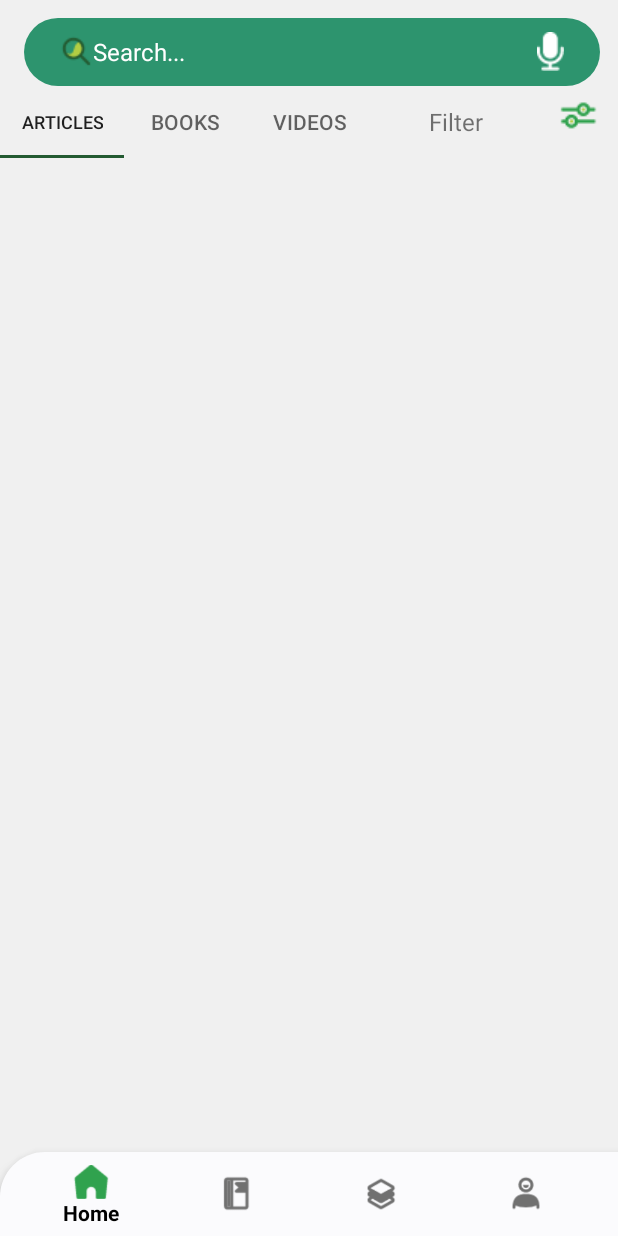
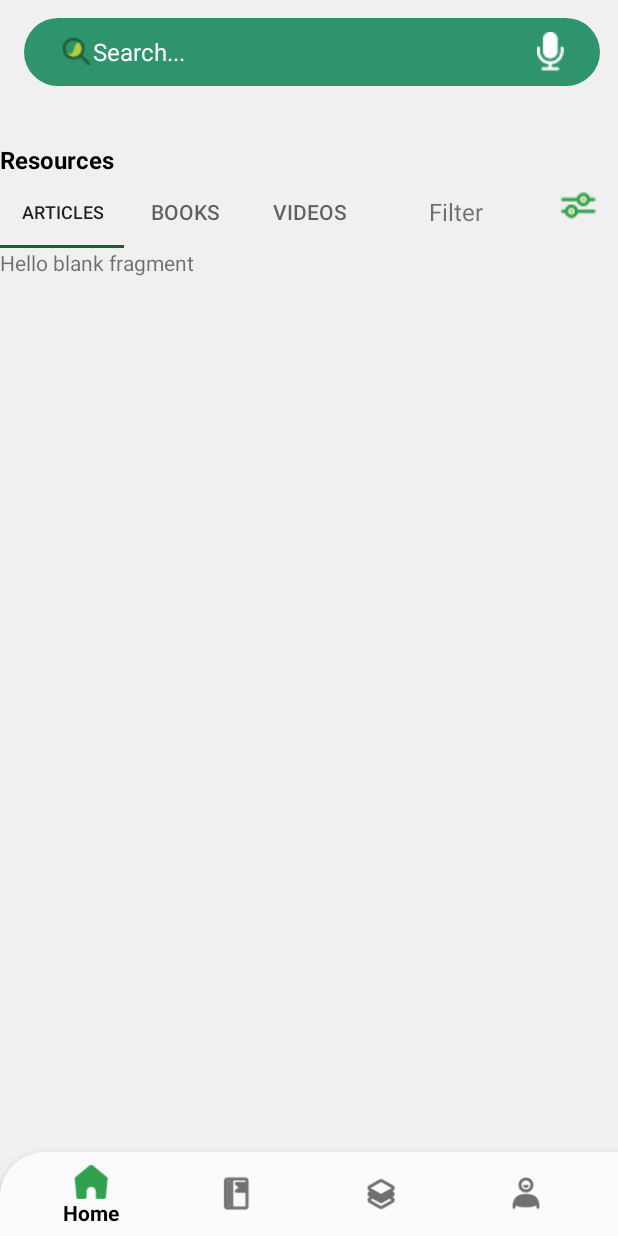
Before and after one commit to toluwalope19/decagon_classroom, an Android app: the fragment ResourcesFragment placed in its activity, on a phone screen of 412 x 824 dp. Run offline under Robolectric (Android 15) with nearby library versions, the phone set to English and light mode, and no system bars.

Commit message:
tabs switching

```diff
--- /dev/null
+++ b/app/src/main/java/com/example/decagon_classroom/ArticleFragment.kt
@@ -0,0 +1,24 @@
+package com.example.decagon_classroom
+
+
+import android.os.Bundle
+import androidx.fragment.app.Fragment
+import android.view.LayoutInflater
+import android.view.View
+import android.view.ViewGroup
+
+/**
+ * A simple [Fragment] subclass.
+ */
+class ArticleFragment : Fragment() {
+
+    override fun onCreateView(
+        inflater: LayoutInflater, container: ViewGroup?,
+        savedInstanceState: Bundle?
+    ): View? {
+        // Inflate the layout for this fragment
+        return inflater.inflate(R.layout.fragment_article, container, false)
+    }
+
+
+}
--- /dev/null
+++ b/app/src/main/java/com/example/decagon_classroom/BooksFragment.kt
@@ -0,0 +1,24 @@
+package com.example.decagon_classroom
+
+
+import android.os.Bundle
+import androidx.fragment.app.Fragment
+import android.view.LayoutInflater
+import android.view.View
+import android.view.ViewGroup
+
+/**
+ * A simple [Fragment] subclass.
+ */
+class BooksFragment : Fragment() {
+
+    override fun onCreateView(
+        inflater: LayoutInflater, container: ViewGroup?,
+        savedInstanceState: Bundle?
+    ): View? {
+        // Inflate the layout for this fragment
+        return inflater.inflate(R.layout.fragment_books, container, false)
+    }
+
+
+}
--- a/app/src/main/java/com/example/decagon_classroom/HomeFragment.kt
+++ b/app/src/main/java/com/example/decagon_classroom/HomeFragment.kt
@@ -17,6 +17,7 @@ class HomeFragment : Fragment() {
 
     companion object{
         fun newInstance(): HomeFragment {
+
 
 
             return HomeFragment()
--- a/app/src/main/java/com/example/decagon_classroom/ResourcesFragment.kt
+++ b/app/src/main/java/com/example/decagon_classroom/ResourcesFragment.kt
@@ -6,19 +6,34 @@ import androidx.fragment.app.Fragment
 import android.view.LayoutInflater
 import android.view.View
 import android.view.ViewGroup
+import androidx.viewpager.widget.ViewPager
+import com.google.android.material.tabs.TabLayout
+import kotlinx.android.synthetic.main.fragment_resources.*
 
 /**
  * A simple [Fragment] subclass.
  */
 class ResourcesFragment : Fragment() {
 
+
+
+
     override fun onCreateView(
         inflater: LayoutInflater, container: ViewGroup?,
         savedInstanceState: Bundle?
     ): View? {
         // Inflate the layout for this fragment
-        return inflater.inflate(R.layout.fragment_resources, container, false)
+        val view = inflater.inflate(R.layout.fragment_resources, container, false)
+
+        val viewPager = view.findViewById<ViewPager>(R.id.viewPager)
+        val tabLayout = view.findViewById<TabLayout>(R.id.tab_layout)
+
+        viewPager.adapter= TabAdapter(tabLayout.tabCount, fragmentManager!!)
+
+
+        return view
     }
 
 
+
 }
--- /dev/null
+++ b/app/src/main/java/com/example/decagon_classroom/TabAdapter.kt
@@ -0,0 +1,28 @@
+package com.example.decagon_classroom
+
+import android.view.View
+import android.view.ViewGroup
+import android.widget.Switch
+import androidx.fragment.app.Fragment
+import androidx.fragment.app.FragmentManager
+import androidx.fragment.app.FragmentPagerAdapter
+import androidx.viewpager.widget.PagerAdapter
+import androidx.viewpager.widget.ViewPager
+
+class TabAdapter(var tabCount: Int, fragmentManager: FragmentManager): FragmentPagerAdapter(fragmentManager) {
+    override fun getItem(position: Int): Fragment {
+        val fragment = when(position){
+            0-> ArticleFragment()
+            1 -> BooksFragment()
+            2 -> VideosFragment()
+            else -> null
+        }
+        return fragment!!
+    }
+
+    override fun getCount(): Int {
+        return  tabCount
+    }
+
+
+}
--- /dev/null
+++ b/app/src/main/res/layout/fragment_article.xml
@@ -0,0 +1,14 @@
+<?xml version="1.0" encoding="utf-8"?>
+<FrameLayout xmlns:android="http://schemas.android.com/apk/res/android"
+    xmlns:tools="http://schemas.android.com/tools"
+    android:layout_width="match_parent"
+    android:layout_height="match_parent"
+    tools:context=".ArticleFragment">
+
+    <!-- TODO: Update blank fragment layout -->
+    <TextView
+        android:layout_width="match_parent"
+        android:layout_height="match_parent"
+        android:text="@string/hello_blank_fragment" />
+
+</FrameLayout>
--- a/app/src/main/res/layout/fragment_resources.xml
+++ b/app/src/main/res/layout/fragment_resources.xml
@@ -11,35 +11,55 @@
         android:id="@+id/main_appbar"
         />
 
+
     <LinearLayout
         android:layout_width="match_parent"
         android:layout_height="wrap_content"
+        android:layout_marginTop="@dimen/xxlarge"
+        app:layout_constraintStart_toStartOf="parent"
+        app:layout_constraintTop_toBottomOf="@id/main_appbar"
+        android:orientation="vertical">
+
+        <TextView
+            android:layout_width="wrap_content"
+            android:layout_height="wrap_content"
+            android:text="Resources"
+            android:textStyle="bold"
+            android:textSize="@dimen/textmedium"
+            android:textColor="@color/colorPrimaryDark"/>
+
+        <LinearLayout
+            android:id="@+id/tab"
+            android:layout_width="match_parent"
+            android:layout_height="wrap_content"
             android:weightSum="14"
-        app:layout_constraintStart_toStartOf="parent"
-        app:layout_constraintTop_toBottomOf="@id/main_appbar">
+            >
 
             <com.google.android.material.tabs.TabLayout
+                android:id="@+id/tab_layout"
                 android:layout_width="0dp"
                 android:layout_height="wrap_content"
                 android:layout_weight="10"
                 tools:layout_editor_absoluteX="2dp">
 
                 <com.google.android.material.tabs.TabItem
+                    android:id="@+id/tab_article"
                     android:layout_width="wrap_content"
                     android:layout_height="wrap_content"
                     android:text="Articles" />
 
                 <com.google.android.material.tabs.TabItem
+                    android:id="@+id/tab_books"
                     android:layout_width="wrap_content"
                     android:layout_height="wrap_content"
                     android:text="Books" />
 
                 <com.google.android.material.tabs.TabItem
+                    android:id="@+id/tab_videos"
                     android:layout_width="wrap_content"
                     android:layout_height="wrap_content"
                     android:text="videos" />
             </com.google.android.material.tabs.TabLayout>
-
             <TextView
                 android:layout_width="wrap_content"
                 android:layout_height="wrap_content"
@@ -58,6 +78,16 @@
         </LinearLayout>
 
 
+        <androidx.viewpager.widget.ViewPager
+            android:id="@+id/viewPager"
+            android:layout_width="match_parent"
+            android:layout_height="wrap_content" />
+
+
+    </LinearLayout>
+
+
+
 
 
 
```
Also changed, not shown: app/src/main/java/com/example/decagon_classroom/VideosFragment.kt (added, +24 -0 lines), app/src/main/res/layout/fragment_books.xml (added, +14 -0 lines), app/src/main/res/layout/fragment_videos.xml (added, +14 -0 lines). Lines whose indentation alone changed are shown as unchanged.
